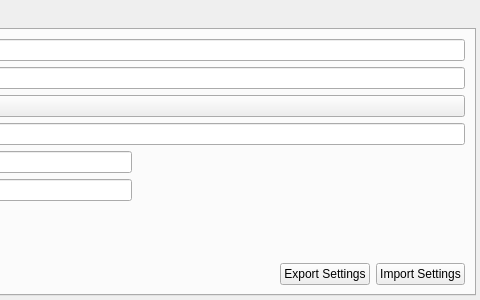
First picture: the form in mainwindow.ui, repository avin/desktop-llm-helper, before the edit; both pictures show x 220 to 700 and y 0 to 300 of the 700 by 300 pixel window.
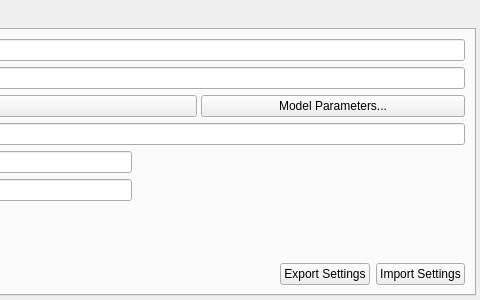
Second picture: the form after the edit. The open tabs and pages were chosen to show the change. Custom widgets are drawn as their Qt base class.

Commit message: Add configurable model parameters and task overrides

```diff
--- a/mainwindow.ui
+++ b/mainwindow.ui
@@ -88,6 +88,13 @@
           <item>
            <widget class="ModelSelectBox" name="modelSelectBoxModelName"/>
           </item>
+          <item>
+           <widget class="QPushButton" name="pushButtonModelParameters">
+            <property name="text">
+             <string>Model Parameters...</string>
+            </property>
+           </widget>
+          </item>
          </layout>
         </item>
         <item row="3" column="0">
```
The commit also changes 10 other files.
